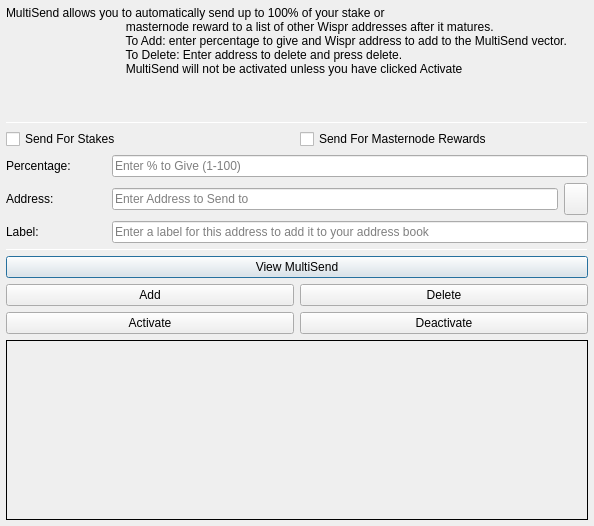
Above: src/qt/forms/multisenddialog.ui from WisprProject/core before the change. Below: the same form after it.
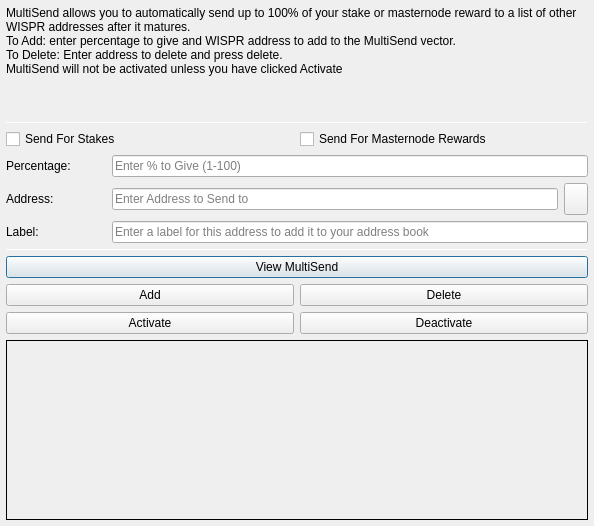
That is the form after the change. Icons and pictures are not drawn.

Commit message: Fix build, QT, Rewards, Block Mining. Protocol activation etc.

What changed in the file:
```diff
--- a/src/qt/forms/multisenddialog.ui
+++ b/src/qt/forms/multisenddialog.ui
@@ -37,12 +37,10 @@
                                 <number>1</number>
                             </property>
                             <property name="text">
-                                <string>MultiSend allows you to automatically send up to 100% of your stake or
-                                    masternode reward to a list of other Wispr addresses after it matures.
-                                    To Add: enter percentage to give and Wispr address to add to the MultiSend vector.
-                                    To Delete: Enter address to delete and press delete.
-                                    MultiSend will not be activated unless you have clicked Activate
-                                </string>
+        <string>MultiSend allows you to automatically send up to 100% of your stake or masternode reward to a list of other WISPR addresses after it matures.
+To Add: enter percentage to give and WISPR address to add to the MultiSend vector.
+To Delete: Enter address to delete and press delete.
+MultiSend will not be activated unless you have clicked Activate</string>
                             </property>
                             <property name="alignment">
                                 <set>Qt::AlignLeading|Qt::AlignLeft|Qt::AlignTop</set>
```
Left out of the diff: 3 changed lines with no effect on the pictures. Lines whose indentation alone changed are shown as unchanged. The commit also changes 422 other files.
